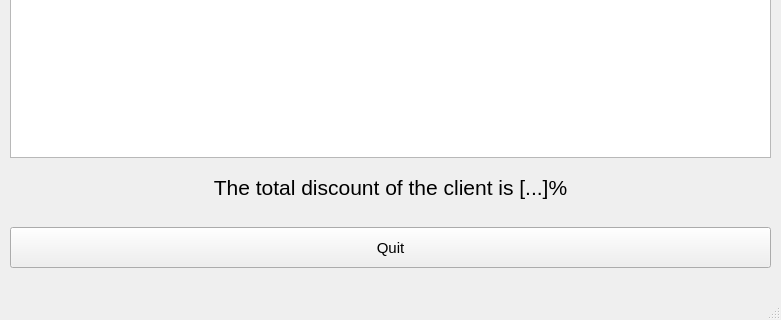
Old version of the form mdkpv2/show_clients.ui in the repository Korobkov124/MDKP; both pictures show x 0 to 781 and y 163 to 483 of the 781 by 483 pixel window.
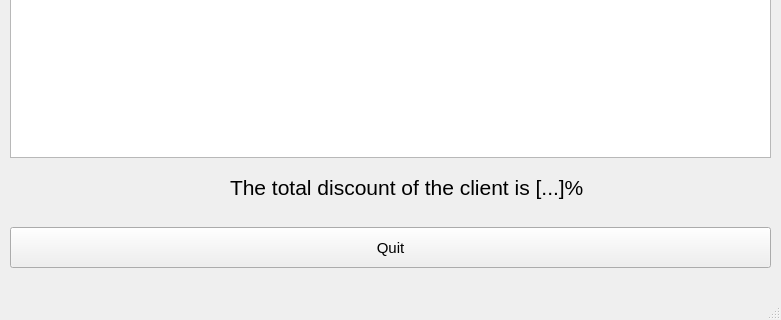
New version of the form.

Patch:
```diff
--- a/mdkpv2/show_clients.ui
+++ b/mdkpv2/show_clients.ui
@@ -36,14 +36,19 @@
    <widget class="QLabel" name="label_3">
     <property name="geometry">
      <rect>
-      <x>10</x>
+      <x>230</x>
       <y>330</y>
-      <width>761</width>
+      <width>541</width>
       <height>41</height>
      </rect>
     </property>
+    <property name="font">
+     <font>
+      <pointsize>16</pointsize>
+     </font>
+    </property>
     <property name="text">
-     <string>&lt;html&gt;&lt;head/&gt;&lt;body&gt;&lt;p align=&quot;center&quot;&gt;&lt;span style=&quot; font-size:16pt;&quot;&gt;The total discount of the client is [...]%&lt;/span&gt;&lt;/p&gt;&lt;/body&gt;&lt;/html&gt;</string>
+     <string>&lt;html&gt;&lt;head/&gt;&lt;body&gt;&lt;p&gt;&lt;span style=&quot; font-size:16pt;&quot;&gt;The total discount of the client is [...]%&lt;/span&gt;&lt;/p&gt;&lt;/body&gt;&lt;/html&gt;</string>
     </property>
    </widget>
    <widget class="QLabel" name="label_2">
```
